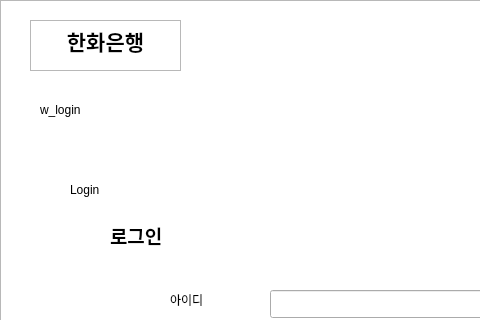
The window that bank.ui (smleew/Qt_BankSystem) describes before a commit, drawn with Qt 5; both pictures show x 0 to 480 and y 0 to 320 of the 800 by 600 pixel window.
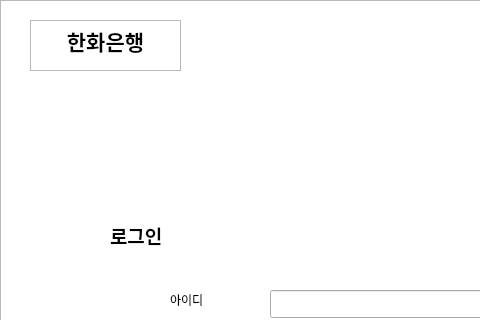
The same window after the commit. The open tabs and pages were chosen to show the change.

Commit message: ui 확인용 영어label 제거

```diff
--- a/bank.ui
+++ b/bank.ui
@@ -59,19 +59,6 @@
       <number>1</number>
      </property>
      <widget class="QWidget" name="login">
-      <widget class="QLabel" name="label_2">
-       <property name="geometry">
-        <rect>
-         <x>10</x>
-         <y>10</y>
-         <width>131</width>
-         <height>20</height>
-        </rect>
-       </property>
-       <property name="text">
-        <string>Login</string>
-       </property>
-      </widget>
       <widget class="QLabel" name="label_4">
        <property name="geometry">
         <rect>
@@ -301,19 +288,6 @@
       </widget>
      </widget>
     </widget>
-    <widget class="QLabel" name="label">
-     <property name="geometry">
-      <rect>
-       <x>10</x>
-       <y>10</y>
-       <width>61</width>
-       <height>20</height>
-      </rect>
-     </property>
-     <property name="text">
-      <string>w_login</string>
-     </property>
-    </widget>
     <widget class="QPushButton" name="btn_exit1">
      <property name="geometry">
       <rect>
```
Left out of the diff: 32 changed lines with no effect on the pictures.
